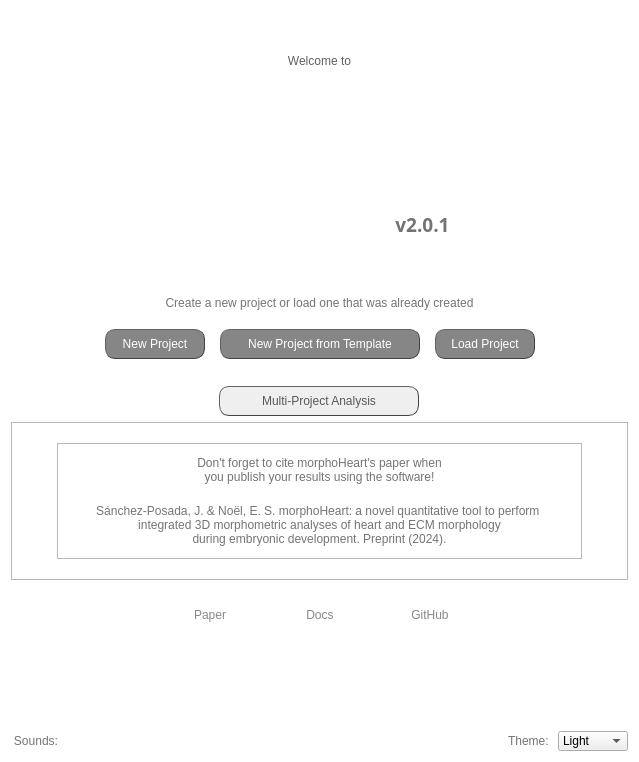
First picture: the form in src/gui/ui/welcome_screen.ui, repository jsanchez679/morphoHeart, before the edit.
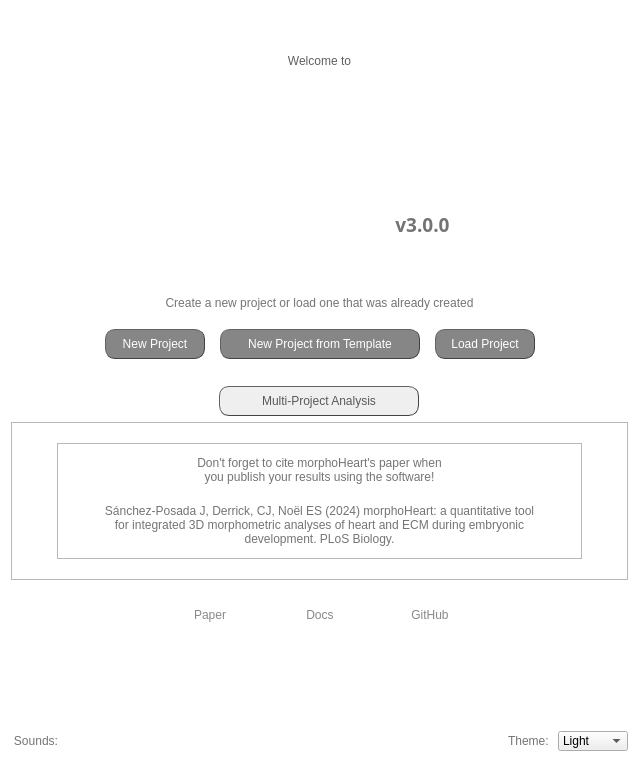
Second picture: the form after the edit.

The edit to the form file:
```diff
--- a/src/gui/ui/welcome_screen.ui
+++ b/src/gui/ui/welcome_screen.ui
@@ -134,7 +134,7 @@
 </string>
        </property>
        <property name="text">
-        <string>&lt;html&gt;&lt;head/&gt;&lt;body&gt;&lt;p&gt;&lt;span style=&quot; font-size:14pt; font-weight:600;&quot;&gt;v2.0.1&lt;/span&gt;&lt;/p&gt;&lt;/body&gt;&lt;/html&gt;</string>
+        <string>&lt;html&gt;&lt;head/&gt;&lt;body&gt;&lt;p&gt;&lt;span style=&quot; font-size:14pt;&quot;&gt;v3.0.0&lt;/span&gt;&lt;/p&gt;&lt;/body&gt;&lt;/html&gt;</string>
        </property>
        <property name="alignment">
         <set>Qt::AlignHCenter|Qt::AlignTop</set>
@@ -524,9 +524,9 @@
             <string notr="true">font: 25 italic 11pt &quot;Calibri Light&quot;; color: rgb(116, 116, 116)</string>
            </property>
            <property name="text">
-            <string>Sánchez-Posada, J. &amp; Noël, E. S. morphoHeart: a novel quantitative tool to perform 
-integrated 3D morphometric analyses of heart and ECM morphology
-during embryonic development. Preprint (2024).</string>
+            <string>Sánchez-Posada J, Derrick, CJ, Noël ES (2024) morphoHeart: a quantitative tool
+for integrated 3D morphometric analyses of heart and ECM during embryonic
+development. PLoS Biology.</string>
            </property>
            <property name="alignment">
             <set>Qt::AlignCenter</set>
```
